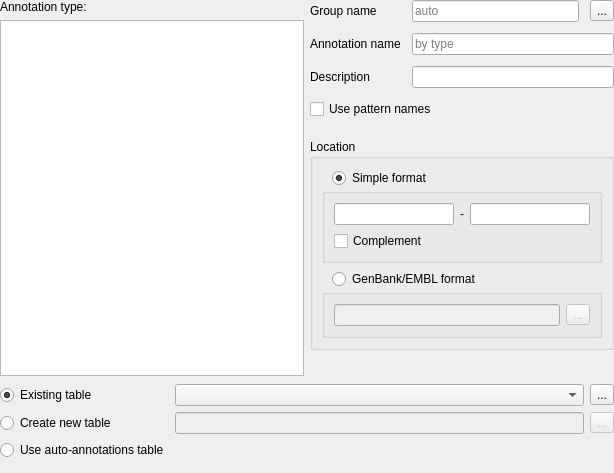
Qt form src/corelibs/U2Gui/src/util/CreateAnnotationFullWidget.ui (violethaze74/ugene) before a commit.
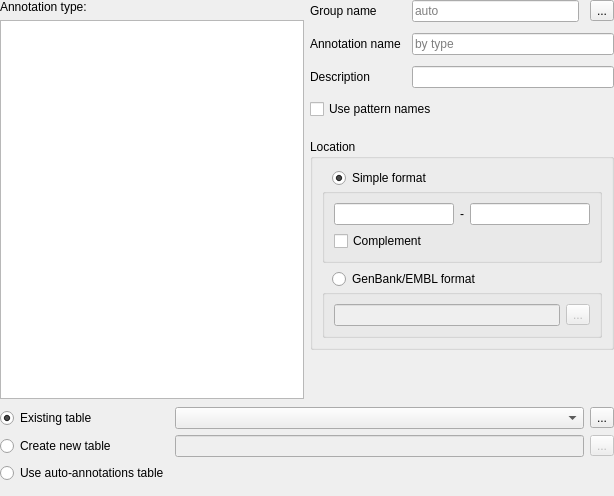
The same form after that commit. Icons and pictures are not drawn.

Commit message: UGENE-3763. Tab order graph settings dialog.

What changed in the file:
```diff
--- a/src/corelibs/U2Gui/src/util/CreateAnnotationFullWidget.ui
+++ b/src/corelibs/U2Gui/src/util/CreateAnnotationFullWidget.ui
@@ -7,7 +7,7 @@
     <x>0</x>
     <y>0</y>
     <width>614</width>
-    <height>473</height>
+    <height>496</height>
    </rect>
   </property>
   <property name="sizePolicy">
```
Left out of the diff: 30 changed lines with no effect on the pictures. The commit also changes 6 other files.
